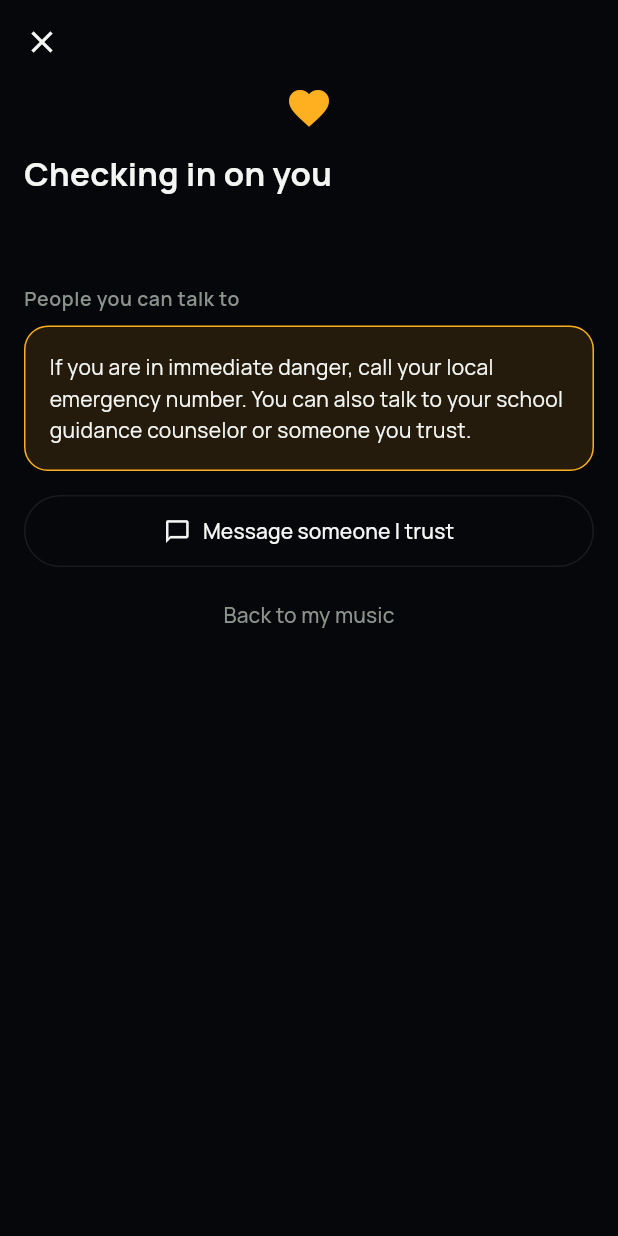
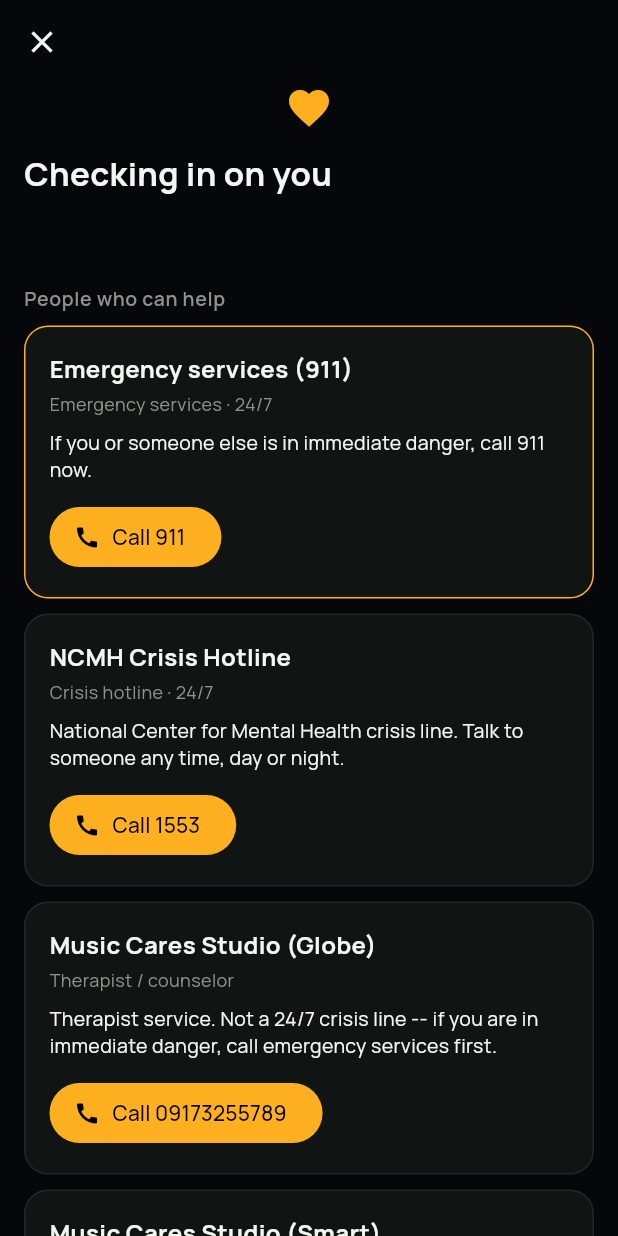
Before and after one commit to John-Vincent-Urie/Emotune, a Flutter app: the SupportScreen screen opened directly with empty values, on a phone screen of 412 x 824 dp. Run offline on Flutter 3.47's test engine with Material 3 defaults, Android fonts, the phone set to English and light mode, and no system bars; our stand-ins replace cached_network_image, fl_chart, google_fonts, just_audio, shared_preferences; accounts and stored records are empty; network calls fail.

Commit message:
Put verified support contacts in the check-in banner and offline
- The concern banner lists 911, NCMH 1553 and Music Cares Studio
  (Globe/Smart) as tap-to-dial rows and renders first, above the reply
  and playlist.
- The same four owner-verified contacts are bundled in the app, so the
  Support screen never renders empty and works offline.
- A failed analyze shows its own error card with "Need to talk to
  someone now?", since no safety check ran on that text.
- Safety surfaces use theme tokens that pass AA in both themes, and
  copy changes when the user is asking about someone else.
- Composer: no square fill over the pill, wraps to four lines, keyboard
  closes on Send, and an empty send gets a hint.

Co-Authored-By: Claude Opus 5.5 <noreply@anthropic.com>

```diff
--- a/flutter_app/lib/screens/support/support_screen.dart
+++ b/flutter_app/lib/screens/support/support_screen.dart
@@ -2,6 +2,7 @@ import 'package:flutter/material.dart';
 import 'package:url_launcher/url_launcher.dart';
 
 import '../../services/api_service.dart';
+import '../../services/support_contacts.dart';
 import '../../theme/app_theme.dart';
 
 /// Full-screen support page shown when the backend's safety check fires.
@@ -9,26 +10,31 @@ import '../../theme/app_theme.dart';
 /// [level] is `crisis` (explicit self-harm language: no music was returned) or
 /// `concern` (hopeless language: music still plays, this is the "talk to
 /// someone" follow-up). The resource list comes embedded in the analyze
-/// response; if it is empty the page fetches it again, and if that fails too it
-/// still shows the message, which always tells the user to contact local
-/// emergency services. It must never render as a blank page.
+/// response; if it is empty the page shows the contacts bundled in the app
+/// straight away and swaps in the server's list if a fetch succeeds, so it
+/// works offline and never renders without someone to call.
 class SupportScreen extends StatefulWidget {
   const SupportScreen({
     super.key,
     required this.level,
     required this.message,
     this.resources = const [],
+    this.about = 'self',
   });
 
   final String level;
   final String message;
   final List<dynamic> resources;
+  // The backend's `support_about`: "someone_else" when the user is worried
+  // about another person, so the page must not talk as if they were at risk.
+  final String about;
 
   static Future<void> open(
     BuildContext context, {
     required String level,
     required String message,
     List<dynamic> resources = const [],
+    String about = 'self',
   }) {
     return Navigator.of(context).push(
       MaterialPageRoute(
@@ -37,6 +43,7 @@ class SupportScreen extends StatefulWidget {
           level: level,
           message: message,
           resources: resources,
+          about: about,
         ),
       ),
     );
@@ -47,38 +54,33 @@ class SupportScreen extends StatefulWidget {
 }
 
 class _SupportScreenState extends State<SupportScreen> {
-  static const Color _amber = Color(0xFFFFB020);
-
-  late List<Map<String, dynamic>> _resources = _normalize(widget.resources);
-  bool _loading = false;
+  late List<Map<String, dynamic>> _resources =
+      supportContactsOrBundled(widget.resources);
 
   bool get _isCrisis => widget.level == 'crisis';
+  bool get _aboutSomeoneElse => widget.about == 'someone_else';
+
+  String get _title {
+    if (_aboutSomeoneElse) return "You're doing the right thing by asking";
+    return _isCrisis ? "You don't have to go through this alone" : 'Checking in on you';
+  }
 
   @override
   void initState() {
     super.initState();
-    if (_resources.isEmpty) {
+    if (widget.resources.isEmpty) {
       _fetchResources();
     }
   }
 
-  static List<Map<String, dynamic>> _normalize(List<dynamic> raw) => raw
-      .whereType<Map>()
-      .map((item) => Map<String, dynamic>.from(item))
-      .toList();
-
   Future<void> _fetchResources() async {
-    setState(() => _loading = true);
     try {
       final result = await ApiService.getSupportResources();
-      if (!mounted) return;
-      setState(() {
-        _resources = _normalize(List<dynamic>.from(result['resources'] ?? []));
-      });
+      final fetched = List<dynamic>.from(result['resources'] ?? []);
+      if (!mounted || fetched.isEmpty) return;
+      setState(() => _resources = supportContactsOrBundled(fetched));
     } catch (_) {
-      // The message below still carries the emergency guidance.
-    } finally {
-      if (mounted) setState(() => _loading = false);
+      // Offline or failing: the bundled contacts are already on screen.
     }
   }
 
@@ -116,10 +118,10 @@ class _SupportScreenState extends State<SupportScreen> {
         child: ListView(
           padding: const EdgeInsets.fromLTRB(16, 0, 16, 24),
           children: [
-            const Icon(Icons.favorite, color: _amber, size: 32),
+            Icon(Icons.favorite, color: colors.safety, size: 32),
             const SizedBox(height: 12),
             Text(
-              _isCrisis ? "You don't have to go through this alone" : 'Checking in on you',
+              _title,
               style: TextStyle(
                 color: colors.textPrimary,
                 fontSize: 22,
@@ -133,7 +135,7 @@ class _SupportScreenState extends State<SupportScreen> {
             ),
             const SizedBox(height: 24),
             Text(
-              _isCrisis ? 'Reach out now' : 'People you can talk to',
+              _isCrisis ? 'Reach out now' : 'People who can help',
               style: TextStyle(
                 color: colors.textSecondary,
                 fontSize: 13,
@@ -142,19 +144,7 @@ class _SupportScreenState extends State<SupportScreen> {
               ),
             ),
             const SizedBox(height: 8),
-            if (_loading)
-              const Padding(
-                padding: EdgeInsets.all(24),
-                child: Center(child: CircularProgressIndicator()),
-              )
-            else if (_resources.isEmpty)
-              _infoCard(
-                colors,
-                'If you are in immediate danger, call your local emergency number. '
-                'You can also talk to your school guidance counselor or someone you trust.',
-              )
-            else
-              ..._resources.map((resource) => _resourceCard(colors, resource)),
+            ..._resources.map((resource) => _resourceCard(colors, resource)),
             const SizedBox(height: 16),
             OutlinedButton.icon(
               style: OutlinedButton.styleFrom(
@@ -180,18 +170,6 @@ class _SupportScreenState extends State<SupportScreen> {
     );
   }
 
-  Widget _infoCard(EmoTuneColors colors, String text) {
-    return Container(
-      padding: const EdgeInsets.all(16),
-      decoration: BoxDecoration(
-        color: _amber.withValues(alpha: 0.12),
-        borderRadius: BorderRadius.circular(16),
-        border: Border.all(color: _amber),
-      ),
-      child: Text(text, style: TextStyle(color: colors.textPrimary, height: 1.5)),
-    );
-  }
-
   Widget _resourceCard(EmoTuneColors colors, Map<String, dynamic> resource) {
     String field(String key) => resource[key]?.toString().trim() ?? '';
     final phone = field('phone');
@@ -212,7 +190,9 @@ class _SupportScreenState extends State<SupportScreen> {
       decoration: BoxDecoration(
         color: colors.card,
         borderRadius: BorderRadius.circular(16),
-        border: Border.all(color: field('kind') == 'emergency' ? _amber : colors.divider),
+        border: Border.all(
+          color: field('kind') == 'emergency' ? colors.safety : colors.divider,
+        ),
       ),
       child: Column(
         crossAxisAlignment: CrossAxisAlignment.start,
@@ -242,14 +222,22 @@ class _SupportScreenState extends State<SupportScreen> {
             runSpacing: 8,
             children: [
               if (phone.isNotEmpty)
-                FilledButton.icon(
-                  style: FilledButton.styleFrom(
-                    backgroundColor: _amber,
-                    foregroundColor: Colors.black,
+                Semantics(
+                  button: true,
+                  label: 'Call ${field('name')}, $phone',
+                  // Read the contact's name with the number, not just
+                  // "Call 1553"; the tap moves here with the label.
+                  onTap: () => _launch(dialUri(phone)),
+                  excludeSemantics: true,
+                  child: FilledButton.icon(
+                    style: FilledButton.styleFrom(
+                      backgroundColor: colors.safety,
+                      foregroundColor: colors.onSafety,
+                    ),
+                    icon: const Icon(Icons.call, size: 18),
+                    label: Text('Call $phone'),
+                    onPressed: () => _launch(dialUri(phone)),
                   ),
-                  icon: const Icon(Icons.call, size: 18),
-                  label: Text('Call $phone'),
-                  onPressed: () => _launch(Uri(scheme: 'tel', path: _digits(phone))),
                 ),
               if (sms.isNotEmpty)
                 _secondaryButton(colors, Icons.sms_outlined, 'Text',
--- /dev/null
+++ b/flutter_app/lib/services/support_contacts.dart
@@ -0,0 +1,65 @@
+/// The support contacts the project owner verified on 2026-10-04, bundled in
+/// the app so the support screen and the check-in banner still list them when
+/// the backend cannot be reached.
+///
+/// Same shape (SupportResource.to_payload) and order as backend migrations
+/// 0003/0004: emergency first, then the 24/7 hotline, then the therapist
+/// practice, which does not answer at 2am.
+///
+/// Do not add numbers here unless the project owner has verified them. Keep
+/// this list in step with those migrations.
+const List<Map<String, dynamic>> kBundledSupportContacts = [
+  {
+    'name': 'Emergency services (911)',
+    'kind': 'emergency',
+    'kind_label': 'Emergency services',
+    'description': 'If you or someone else is in immediate danger, call 911 now.',
+    'phone': '911',
+    'hours': '24/7',
+  },
+  {
+    'name': 'NCMH Crisis Hotline',
+    'kind': 'hotline',
+    'kind_label': 'Crisis hotline',
+    'description': 'National Center for Mental Health crisis line. Talk to '
+        'someone any time, day or night.',
+    'phone': '1553',
+    'hours': '24/7',
+  },
+  {
+    'name': 'Music Cares Studio (Globe)',
+    'kind': 'counselor',
+    'kind_label': 'Therapist / counselor',
+    'description': 'Therapist service. Not a 24/7 crisis line -- if you are in '
+        'immediate danger, call emergency services first.',
+    'phone': '09173255789',
+  },
+  {
+    'name': 'Music Cares Studio (Smart)',
+    'kind': 'counselor',
+    'kind_label': 'Therapist / counselor',
+    'description': 'Therapist service. Not a 24/7 crisis line -- if you are in '
+        'immediate danger, call emergency services first.',
+    'phone': '09189296012',
+  },
+];
+
+/// [resources] from a server response when it has any, otherwise the bundled
+/// list -- a safety surface must never render with no one to call.
+List<Map<String, dynamic>> supportContactsOrBundled(List<dynamic>? resources) {
+  final fromServer = (resources ?? const [])
+      .whereType<Map>()
+      .map((item) => Map<String, dynamic>.from(item))
+      .where((item) => (item['name']?.toString().trim() ?? '').isNotEmpty)
+      .toList();
+  if (fromServer.isNotEmpty) {
+    return fromServer;
+  }
+  return kBundledSupportContacts
+      .map((item) => Map<String, dynamic>.from(item))
+      .toList();
+}
+
+/// A `tel:` URI for [phone], keeping only digits and a leading plus.
+Uri dialUri(String phone) =>
+    Uri(scheme: 'tel', path: phone.replaceAll(RegExp(r'[^0-9+]'), ''));
```
Also changed, not shown: flutter_app/lib/screens/home/home_screen.dart (+143 -36 lines), flutter_app/lib/screens/home/widgets/mood_composer.dart (+13 -2 lines), flutter_app/lib/screens/support/support_contact_quick_list.dart (added, +127 -0 lines), 1 other file.
